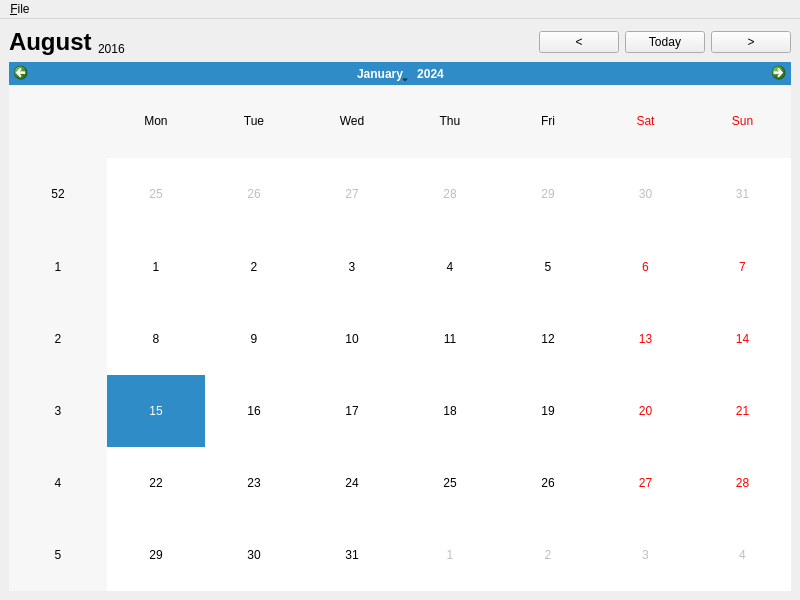
First picture: the form in mainwindow.ui, repository yiwenlu66/QCalendar, before the edit.
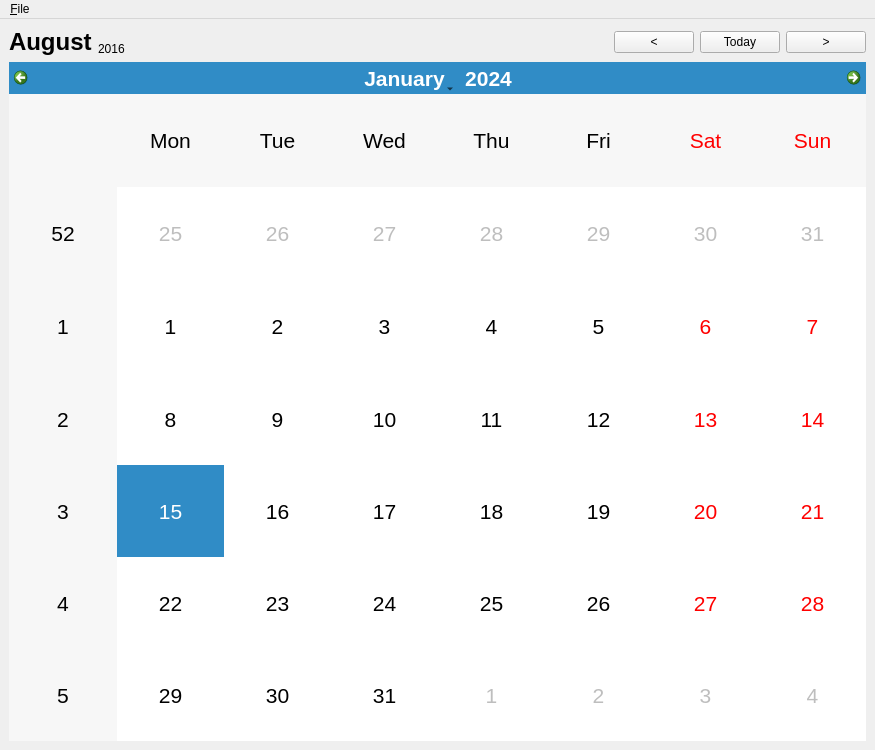
Second picture: the form after the edit. Custom widgets are drawn as their Qt base class.

Commit message: refine margins and sizes

What changed in the file:
```diff
--- a/mainwindow.ui
+++ b/mainwindow.ui
@@ -6,8 +6,8 @@
    <rect>
     <x>0</x>
     <y>0</y>
-    <width>800</width>
-    <height>600</height>
+    <width>875</width>
+    <height>750</height>
    </rect>
   </property>
   <property name="minimumSize">
@@ -94,7 +94,13 @@
     <item>
      <layout class="QVBoxLayout" name="verticalLayout">
       <item>
-       <widget class="Calendar" name="calendarWidget"/>
+       <widget class="Calendar" name="calendarWidget">
+        <property name="font">
+         <font>
+          <pointsize>16</pointsize>
+         </font>
+        </property>
+       </widget>
       </item>
      </layout>
     </item>
@@ -105,7 +111,7 @@
     <rect>
      <x>0</x>
      <y>0</y>
-     <width>800</width>
+     <width>875</width>
      <height>22</height>
     </rect>
    </property>
```
The commit also changes 2 other files.
